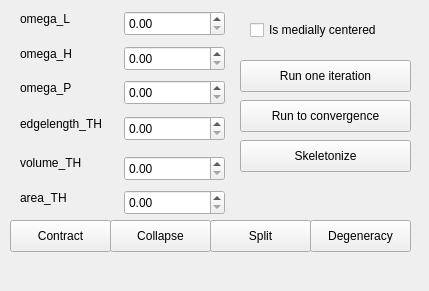
Qt form Polyhedron/demo/Polyhedron/Mean_curvature_flow_skeleton_plugin.ui (CGAL/cgal) before a commit.
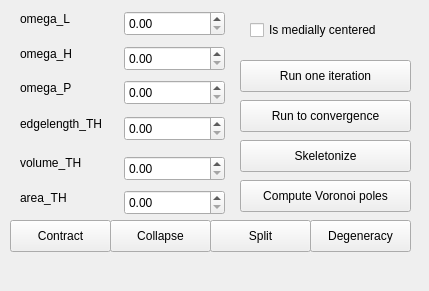
The same form after that commit.

```diff
--- a/Polyhedron/demo/Polyhedron/Mean_curvature_flow_skeleton_plugin.ui
+++ b/Polyhedron/demo/Polyhedron/Mean_curvature_flow_skeleton_plugin.ui
@@ -256,6 +256,19 @@
      <string>Is medially centered</string>
     </property>
    </widget>
+   <widget class="QPushButton" name="pushButton_voronoi">
+    <property name="geometry">
+     <rect>
+      <x>240</x>
+      <y>180</y>
+      <width>171</width>
+      <height>32</height>
+     </rect>
+    </property>
+    <property name="text">
+     <string>Compute Voronoi poles</string>
+    </property>
+   </widget>
    <zorder>volume_TH</zorder>
    <zorder>omega_H</zorder>
    <zorder>edgelength_TH</zorder>
```
Left out of the diff: 1 changed line with no effect on the pictures.
